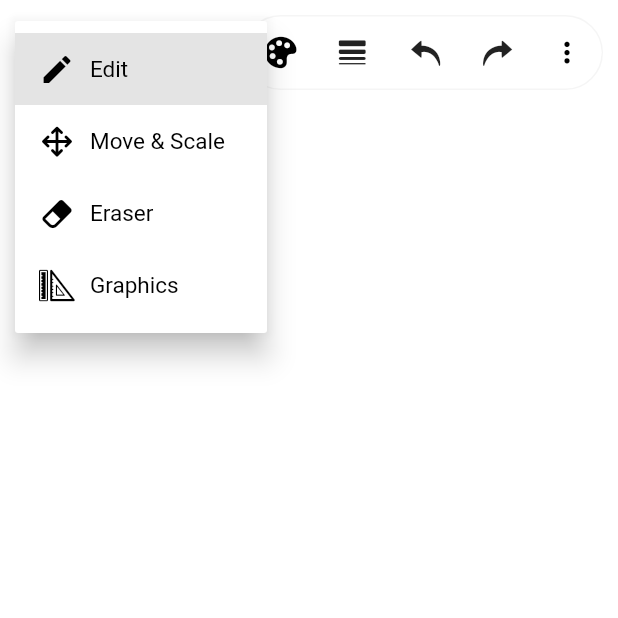
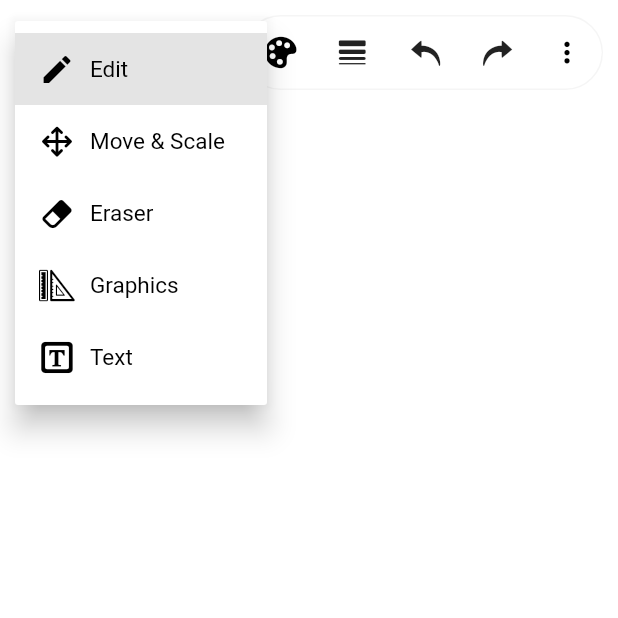
Before and after one commit to zhongxuqi/scratch_paper_flutter, a Flutter app: the screen it shows after launch, after a tap on an icon or button, on a phone screen of 412 x 824 dp, the top half of it. Run offline on Flutter 3.47's test engine with Material 2 defaults, Android fonts, the phone set to English and light mode, and no system bars; our stand-ins replace fluttertoast, image_gallery_saver, permission_handler; missing offline and left inert: flutter_material_color_picker, flutter_share, fluwx, multi_image_picker.

Commit message:
add text scratch mode icon

```diff
--- a/lib/components/ScratchPaper.dart
+++ b/lib/components/ScratchPaper.dart
@@ -20,6 +20,7 @@ enum ScratchMode {
   move,
   eraser,
   graphics,
+  text,
 }
 
 IconData scratchMode2Icon(ScratchMode mode) {
@@ -34,6 +35,8 @@ IconData scratchMode2Icon(ScratchMode mode) {
       return IconFonts.eraser;
     case ScratchMode.graphics:
       return IconFonts.ruler;
+    case ScratchMode.text:
+      return IconFonts.text;
   }
   return null;
 }
@@ -50,6 +53,8 @@ String scratchMode2Desc(BuildContext context, ScratchMode mode) {
       return AppLocalizations.of(context).getLanguageText('eraser');
     case ScratchMode.graphics:
       return AppLocalizations.of(context).getLanguageText('graphics');
+    case ScratchMode.text:
+      return AppLocalizations.of(context).getLanguageText('text');
   }
   return null;
 }
@@ -66,6 +71,8 @@ Color scratchMode2Color(ScratchMode mode) {
       return Colors.orange;
     case ScratchMode.graphics:
       return Colors.deepPurple;
+    case ScratchMode.text:
+      return Colors.teal;
   }
   return null;
 }
--- a/lib/main.dart
+++ b/lib/main.dart
@@ -64,7 +64,7 @@ class MainPage extends StatefulWidget {
 }
 
 class _MainPageState extends State<MainPage> {
-  final scratchModes = <ScratchMode>[ScratchMode.edit, ScratchMode.move, ScratchMode.eraser, ScratchMode.graphics];
+  final scratchModes = <ScratchMode>[ScratchMode.edit, ScratchMode.move, ScratchMode.eraser, ScratchMode.graphics, ScratchMode.text];
   final scratchGraphicsModes = <ScratchGraphicsMode>[ScratchGraphicsMode.line, ScratchGraphicsMode.square, ScratchGraphicsMode.circle, ScratchGraphicsMode.polygon];
   final GlobalKey<ScratchPaperState> _scratchPaperState = new GlobalKey<ScratchPaperState>();
 
--- a/lib/utils/iconfonts.dart
+++ b/lib/utils/iconfonts.dart
@@ -25,4 +25,5 @@ class IconFonts {
   static const IconData square = IconData(0xe660, fontFamily: 'iconfont');
   static const IconData line = IconData(0xe815, fontFamily: 'iconfont');
   static const IconData circle = IconData(0xe63c, fontFamily: 'iconfont');
+  static const IconData text = IconData(0xe6d3, fontFamily: 'iconfont');
 }
--- a/lib/utils/language.dart
+++ b/lib/utils/language.dart
@@ -32,6 +32,7 @@ class AppLocalizations {
       'saveSuccess': 'Saved success',
       'contentEmpty': 'Content empty',
       'exitAlert': 'Exit will lost all modify, are you sure ?',
+      'text': 'Text',
     },
     'zh': {
       'edit': '编辑',
@@ -53,6 +54,7 @@ class AppLocalizations {
       'saveSuccess': '保存成功',
       'contentEmpty': '内容为空',
       'exitAlert': '退出会丢失目前所有的修改，是否确认？',
+      'text': '文本',
     }
   };
 
```
Also changed, not shown: fonts/iconfont.ttf.
